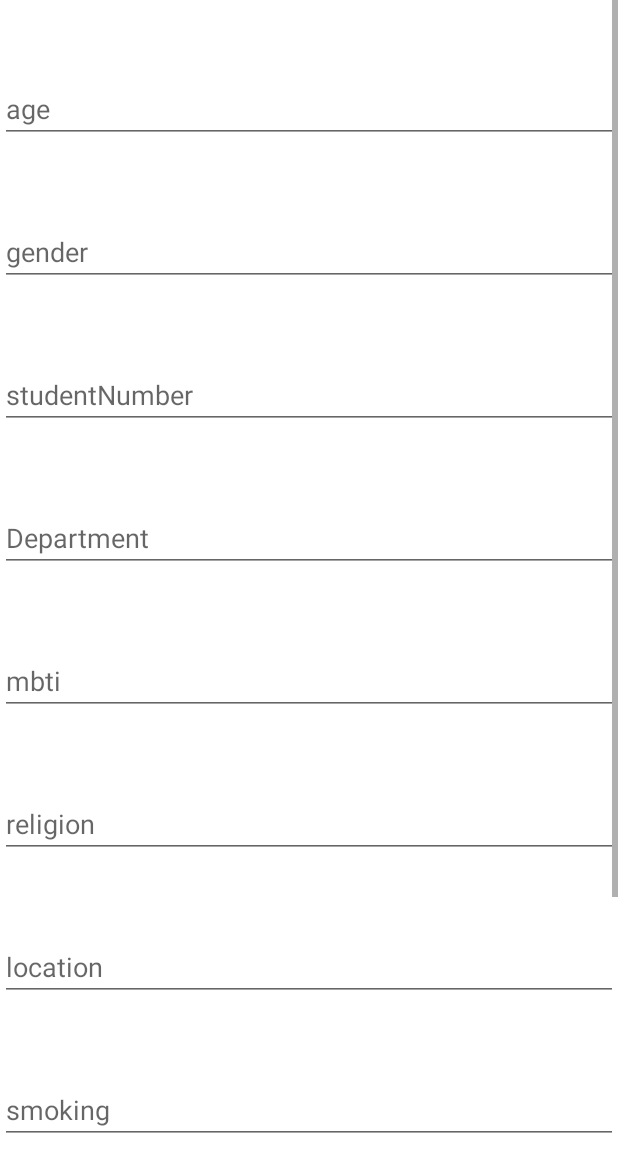
After one commit to JNU-econovation/TMI, an Android app: the fragment GeneralInfoFragment placed in its activity, on a phone screen of 412 x 824 dp. The commit adds this screen. Shown: the top 1172 px of the screen. Run offline under Robolectric (Android 15) with nearby library versions, the phone set to English and light mode, and no system bars.

Commit message:
add: directory struct

```diff
--- a/Honeybee/app/src/main/AndroidManifest.xml
+++ b/Honeybee/app/src/main/AndroidManifest.xml
@@ -17,9 +17,6 @@
             android:name=".view.activity.RegisterActivity"
             android:exported="false" />
         <activity
-            android:name=".view.activity.MainActivity"
-            android:exported="false" />
-        <activity
             android:name=".view.activity.AuthenticationActivity"
             android:exported="false" />
         <activity android:name=".view.activity.LoginActivity">
--- a/Honeybee/app/src/main/java/com/example/honeybee/utilService/GmailSender.java
+++ b/Honeybee/app/src/main/java/com/example/honeybee/utilService/GmailSender.java
@@ -13,8 +13,8 @@ import javax.mail.util.ByteArrayDataSource;
 
 public class GmailSender extends javax.mail.Authenticator{
     private String mailhost = "smtp.gmail.com";
-    private String user = "mywnajsldkf" ;
-    private String password = "wjddls0709!";
+    private String user = "" ;
+    private String password = "";
     private Session session;
     private static String emailCode;
 
--- a/Honeybee/app/src/main/java/com/example/honeybee/view/activity/RegisterActivity.java
+++ b/Honeybee/app/src/main/java/com/example/honeybee/view/activity/RegisterActivity.java
@@ -1,10 +1,12 @@
 package com.example.honeybee.view.activity;
 
 import androidx.appcompat.app.AppCompatActivity;
+import androidx.fragment.app.FragmentTransaction;
 
 import android.os.Bundle;
 
 import com.example.honeybee.R;
+import com.example.honeybee.view.fragment.RegisterInfoFragment;
 
 public class RegisterActivity extends AppCompatActivity {
 
@@ -12,5 +14,8 @@ public class RegisterActivity extends AppCompatActivity {
     protected void onCreate(Bundle savedInstanceState) {
         super.onCreate(savedInstanceState);
         setContentView(R.layout.activity_register);
+
+        FragmentTransaction fragmentTransaction = getSupportFragmentManager().beginTransaction();
+        fragmentTransaction.add(R.id.fragment_layout, RegisterInfoFragment.newInstance()).commit();
     }
 }
--- /dev/null
+++ b/Honeybee/app/src/main/java/com/example/honeybee/view/fragment/GeneralInfoFragment.java
@@ -0,0 +1,33 @@
+package com.example.honeybee.view.fragment;
+
+import android.os.Bundle;
+
+import androidx.fragment.app.Fragment;
+
+import android.view.LayoutInflater;
+import android.view.View;
+import android.view.ViewGroup;
+import android.widget.ImageView;
+
+import com.example.honeybee.R;
+
+public class GeneralInfoFragment extends Fragment {
+    private final int GET_GALLERY_IMAGE = 200;
+
+    private ImageView imageView;
+    private String imagePath;
+
+    public static GeneralInfoFragment newInstance(){
+        return new GeneralInfoFragment();
+    }
+
+    @Override
+    public View onCreateView(LayoutInflater inflater, ViewGroup container, Bundle savedInstanceState){
+        super.onCreate(savedInstanceState);
+        View view = inflater.inflate(R.layout.fragment_general_info, container, false);
+
+        imageView = (ImageView) view.findViewById(R.id.addImage);
+    return view;
+    }
+
+}
--- /dev/null
+++ b/Honeybee/app/src/main/java/com/example/honeybee/view/fragment/RegisterInfoFragment.java
@@ -0,0 +1,42 @@
+package com.example.honeybee.view.fragment;
+
+import android.content.Intent;
+import android.os.Bundle;
+
+import androidx.fragment.app.Fragment;
+import androidx.fragment.app.FragmentTransaction;
+
+import android.view.LayoutInflater;
+import android.view.View;
+import android.view.ViewGroup;
+import android.widget.Button;
+import android.widget.EditText;
+
+import com.example.honeybee.R;
+import com.example.honeybee.view.activity.RegisterActivity;
+
+
+public class RegisterInfoFragment extends Fragment {
+
+    public static Fragment newInstance(){
+        return new RegisterInfoFragment();
+    }
+
+    @Override
+    public View onCreateView(LayoutInflater inflater, ViewGroup container, Bundle savedInstanceState){
+        // Inflate the layout for this fragment
+        View view = inflater.inflate(R.layout.fragment_register_info, container, false);
+        Button button = view.findViewById(R.id.nextBtn);
+
+        button.setOnClickListener(new View.OnClickListener() {
+            @Override
+            public void onClick(View v) {
+                FragmentTransaction transaction = getActivity().getSupportFragmentManager().beginTransaction();
+                GeneralInfoFragment generalInfoFragment = new GeneralInfoFragment();
+                transaction.replace(R.id.fragment_layout, generalInfoFragment);
+                transaction.commit();
+            }
+        });
+        return view;
+    }
+}
--- a/Honeybee/app/src/main/res/layout/activity_register.xml
+++ b/Honeybee/app/src/main/res/layout/activity_register.xml
@@ -6,11 +6,10 @@
     android:layout_height="match_parent"
     tools:context=".view.activity.RegisterActivity">
 
-    <TextView
-        android:layout_width="wrap_content"
-        android:layout_height="wrap_content"
-        android:text="회원가입 페이지입니다."
-        tools:ignore="MissingConstraints">
-    </TextView>
+    <FrameLayout
+        android:id="@+id/fragment_layout"
+        android:layout_width="match_parent"
+        android:layout_height="match_parent">
+    </FrameLayout>
 
 </androidx.constraintlayout.widget.ConstraintLayout>
--- /dev/null
+++ b/Honeybee/app/src/main/res/layout/fragment_general_info.xml
@@ -0,0 +1,86 @@
+<?xml version="1.0" encoding="utf-8"?>
+<LinearLayout xmlns:android="http://schemas.android.com/apk/res/android"
+    xmlns:tools="http://schemas.android.com/tools"
+    android:layout_width="match_parent"
+    android:layout_height="match_parent"
+    android:orientation="vertical"
+    tools:context=".view.fragment.GeneralInfoFragment">
+
+    <ScrollView
+        android:layout_width="match_parent"
+        android:layout_height="match_parent">
+        <LinearLayout
+            android:layout_width="match_parent"
+            android:layout_height="wrap_content"
+            android:orientation="vertical">
+            <EditText
+                android:layout_width="match_parent"
+                android:layout_height="wrap_content"
+                android:layout_marginTop="50dp"
+                android:hint="age">
+            </EditText>
+            <EditText
+                android:layout_width="match_parent"
+                android:layout_height="wrap_content"
+                android:layout_marginTop="50dp"
+                android:hint="gender">
+            </EditText>
+            <EditText
+                android:layout_width="match_parent"
+                android:layout_height="wrap_content"
+                android:layout_marginTop="50dp"
+                android:hint="studentNumber">
+            </EditText>
+            <EditText
+                android:layout_width="match_parent"
+                android:layout_height="wrap_content"
+                android:layout_marginTop="50dp"
+                android:hint="Department">
+            </EditText>
+            <EditText
+                android:layout_width="match_parent"
+                android:layout_height="wrap_content"
+                android:layout_marginTop="50dp"
+                android:hint="mbti">
+            </EditText>
+            <EditText
+                android:layout_width="match_parent"
+                android:layout_height="wrap_content"
+                android:layout_marginTop="50dp"
+                android:hint="religion">
+            </EditText>
+            <EditText
+                android:layout_width="match_parent"
+                android:layout_height="wrap_content"
+                android:layout_marginTop="50dp"
+                android:hint="location">
+            </EditText>
+            <EditText
+                android:layout_width="match_parent"
+                android:layout_height="wrap_content"
+                android:layout_marginTop="50dp"
+                android:hint="smoking">
+            </EditText>
+            <EditText
+                android:layout_width="match_parent"
+                android:layout_height="wrap_content"
+                android:layout_marginTop="50dp"
+                android:hint="drinking">
+            </EditText>
+            <ImageView
+                android:id="@+id/addImage"
+                android:layout_width="280dp"
+                android:layout_height="180dp"
+                android:background="#e4e4e4"
+                android:layout_gravity="center">
+            </ImageView>
+            <Button
+                android:layout_marginTop="50dp"
+                android:layout_width="match_parent"
+                android:layout_height="wrap_content"
+                android:hint="NEXT"
+                android:id="@+id/nextBtn">
+            </Button>
+        </LinearLayout>
+    </ScrollView>
+</LinearLayout>
```
Also changed, not shown: Honeybee/app/src/main/java/com/example/honeybee/utilService/SharedPreferencesClass.java (added, +9 -0 lines), Honeybee/app/src/main/java/com/example/honeybee/view/activity/MainActivity.java (deleted, +0 -19 lines), Honeybee/app/src/main/res/layout/fragment_register_info.xml (added, +41 -0 lines).
